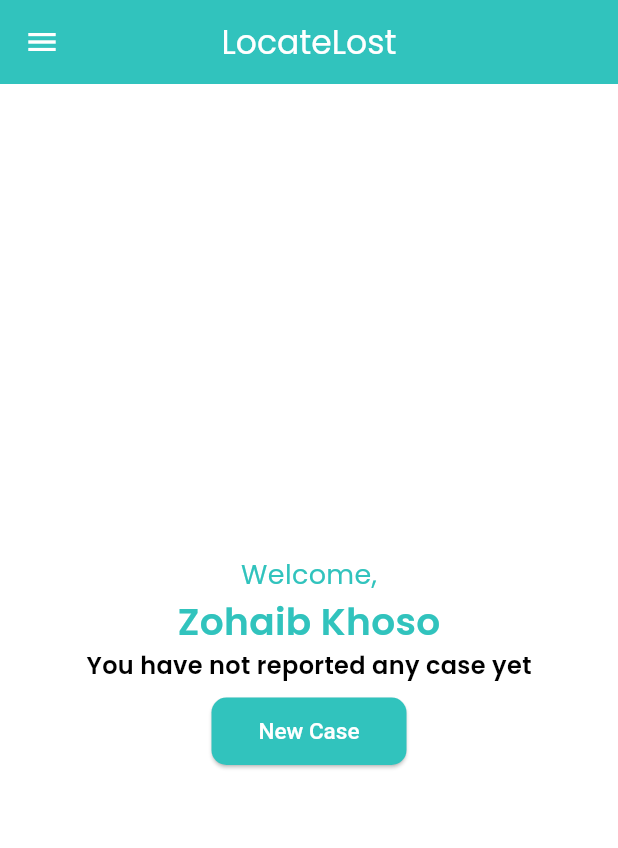
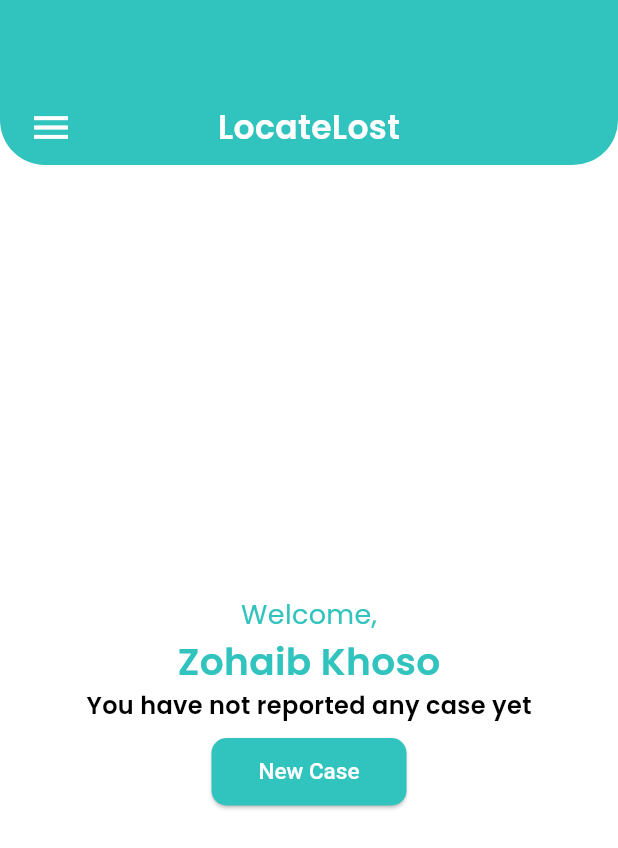
Before and after one commit to ZulfiqarAlam18/locate-lost, a Flutter app: the HomeScreen screen opened directly, on a phone screen of 412 x 824 dp. Shown: the top 848 px of the screen. Run offline on Flutter 3.47's test engine with Material 3 defaults, Android fonts, the phone set to English and light mode, and no system bars; our stand-ins replace camera, carousel_slider, dotted_border, flutter_svg, google_fonts, percent_indicator and 2 more; project files that could hold a hidden picture were left out.

Commit message:
custom bar drawer issue resolved

```diff
--- a/lib/views/home_screen.dart
+++ b/lib/views/home_screen.dart
@@ -1,6 +1,7 @@
 import 'package:flutter/material.dart';
 
 import '../utils/app_colors.dart';
+import '../widgets/custom_app_bar.dart';
 import '../widgets/custom_elevated_button.dart';
 import 'auth_screens/login_screen.dart';
 import 'drawer_screens/about_us_screen.dart';
@@ -32,16 +33,17 @@ class _HomeScreenState extends State<HomeScreen> {
   @override
   Widget build(BuildContext context) {
     return Scaffold(
-      // appBar: CustomAppBar(
-      //   text: 'LocateLost',
-      //   onPressed: () {
-      //     ScaffoldMessenger.of(context).showSnackBar(
-      //       SnackBar(content: Text('Done Done Done...........')),
-      //     );
-      //   },
-      //   icon: Icons.menu,
-      // ),
-      appBar: AppBar(title: Text('LocateLost')),
+      appBar: CustomAppBar(
+        text: 'LocateLost',
+        onPressed: () {
+          // ScaffoldMessenger.of(context).showSnackBar(
+          //   SnackBar(content: Text('Done Done Done...........')),
+          // );
+        },
+        icon: Icons.menu,
+      ),
+
+     // appBar: AppBar(title: Text('LocateLost')),
       backgroundColor: AppColors.secondary,
       body: Center(
         child: Column(
@@ -85,6 +87,7 @@ class _HomeScreenState extends State<HomeScreen> {
           ],
         ),
       ),
+
       drawer: Drawer(
         backgroundColor: Colors.white,
         child: ListView(
@@ -151,10 +154,12 @@ class _HomeScreenState extends State<HomeScreen> {
           ],
         ),
       ),
+
     );
+
   }
 
-  // Reusable method to build drawer items
+ // Reusable method to build drawer items
   ListTile _buildDrawerItem({
     required IconData icon,
     required String title,
--- a/lib/widgets/custom_app_bar.dart
+++ b/lib/widgets/custom_app_bar.dart
@@ -4,18 +4,18 @@ import '../utils/app_colors.dart';
 
 class CustomAppBar extends StatelessWidget implements PreferredSizeWidget {
   final String text;
-  final VoidCallback onPressed;
+  final VoidCallback? onPressed;
   final IconData icon;
 
   const CustomAppBar({
     super.key,
     required this.text,
-    required this.onPressed,
+    this.onPressed,
     this.icon = Icons.arrow_circle_left_outlined,
   });
 
   @override
-  Size get preferredSize => const Size.fromHeight(110); // Match the height of your container
+  Size get preferredSize => const Size.fromHeight(110);
 
   @override
   Widget build(BuildContext context) {
@@ -45,9 +45,19 @@ class CustomAppBar extends StatelessWidget implements PreferredSizeWidget {
             left: 10,
             top: 0,
             bottom: 0,
-            child: IconButton(
-              onPressed: onPressed,
-              icon: Icon(icon, color: AppColors.secondary, size: 30),
+            child: Builder(
+              builder: (context) => IconButton(
+                icon: Icon(icon, color: AppColors.secondary, size: 30),
+                onPressed: () {
+                  if (icon == Icons.menu) {
+                    Scaffold.of(context).openDrawer();
+                  } else {
+                    if (onPressed != null) {
+                      onPressed!();
+                    }
+                  }
+                },
+              ),
             ),
           ),
         ],
@@ -55,3 +65,69 @@ class CustomAppBar extends StatelessWidget implements PreferredSizeWidget {
     );
   }
 }
+
+
+
+
+
+
+
+
+
+// import 'package:flutter/material.dart';
+//
+// import '../utils/app_colors.dart';
+//
+// class CustomAppBar extends StatelessWidget implements PreferredSizeWidget {
+//   final String text;
+//   final VoidCallback onPressed;
+//   final IconData icon;
+//
+//   const CustomAppBar({
+//     super.key,
+//     required this.text,
+//     required this.onPressed,
+//     this.icon = Icons.arrow_circle_left_outlined,
+//   });
+//
+//   @override
+//   Size get preferredSize => const Size.fromHeight(110); // Match the height of your container
+//
+//   @override
+//   Widget build(BuildContext context) {
+//     return Container(
+//       padding: const EdgeInsets.only(top: 60),
+//       width: double.infinity,
+//       height: 110,
+//       decoration: BoxDecoration(
+//         color: AppColors.primary,
+//         borderRadius: const BorderRadius.only(
+//           bottomRight: Radius.circular(30),
+//           bottomLeft: Radius.circular(30),
+//         ),
+//       ),
+//       child: Stack(
+//         alignment: Alignment.center,
+//         children: [
+//           Text(
+//             text,
+//             style: TextStyle(
+//               fontSize: 22,
+//               color: AppColors.secondary,
+//               fontWeight: FontWeight.w600,
+//             ),
+//           ),
+//           Positioned(
+//             left: 10,
+//             top: 0,
+//             bottom: 0,
+//             child: IconButton(
+//               onPressed: onPressed,
+//               icon: Icon(icon, color: AppColors.secondary, size: 30),
+//             ),
+//           ),
+//         ],
+//       ),
+//     );
+//   }
+// }
```
Also changed, not shown: lib/demo2.dart (added).
